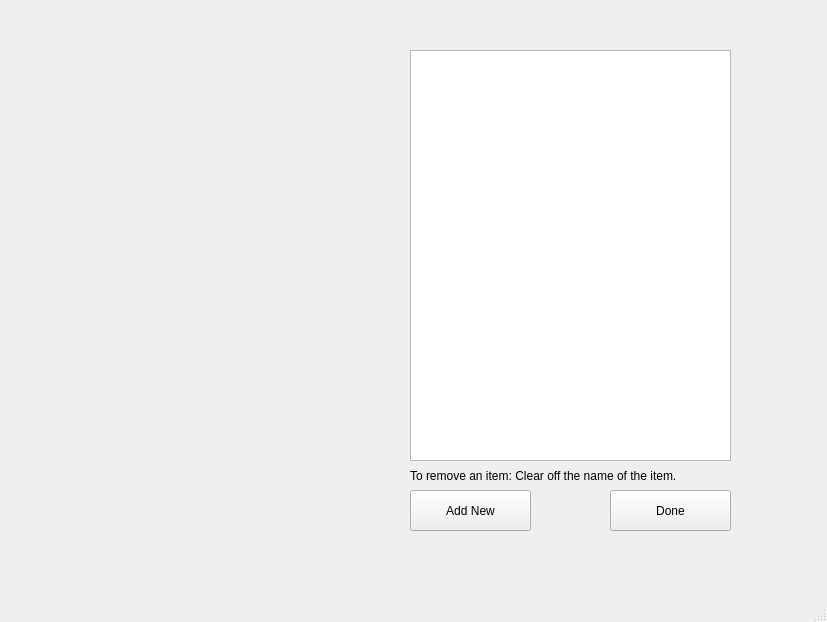
The window that mainwindow.ui (WinterCS003/Project-2) describes before a commit, drawn with Qt 5.
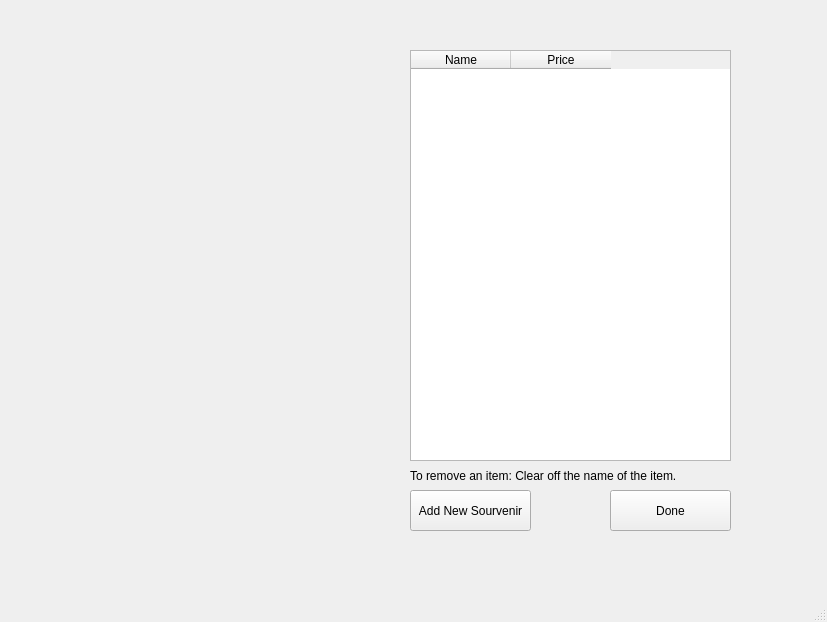
The same window after the commit. The open tabs and pages were chosen to show the change. Icons and pictures are not drawn.

What changed in the file:
```diff
--- a/mainwindow.ui
+++ b/mainwindow.ui
@@ -1289,12 +1289,22 @@
         <height>411</height>
        </rect>
       </property>
+      <column>
+       <property name="text">
+        <string>Name</string>
+       </property>
+      </column>
+      <column>
+       <property name="text">
+        <string>Price</string>
+       </property>
+      </column>
      </widget>
      <widget class="QLabel" name="label_15">
       <property name="geometry">
        <rect>
-        <x>50</x>
-        <y>170</y>
+        <x>40</x>
+        <y>300</y>
         <width>301</width>
         <height>201</height>
        </rect>
@@ -1313,7 +1323,7 @@
        </rect>
       </property>
       <property name="text">
-       <string>Add New</string>
+       <string>Add New Sourvenir</string>
       </property>
      </widget>
      <widget class="QPushButton" name="modSDoneButton">
```
Left out of the diff: 15 changed lines with no effect on the pictures.
